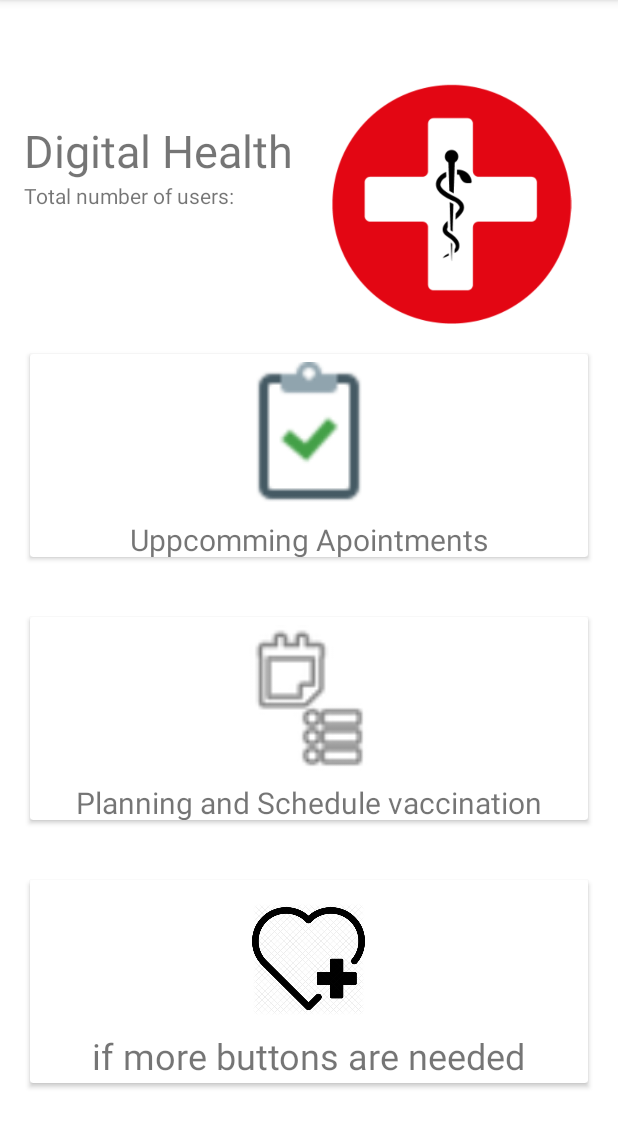
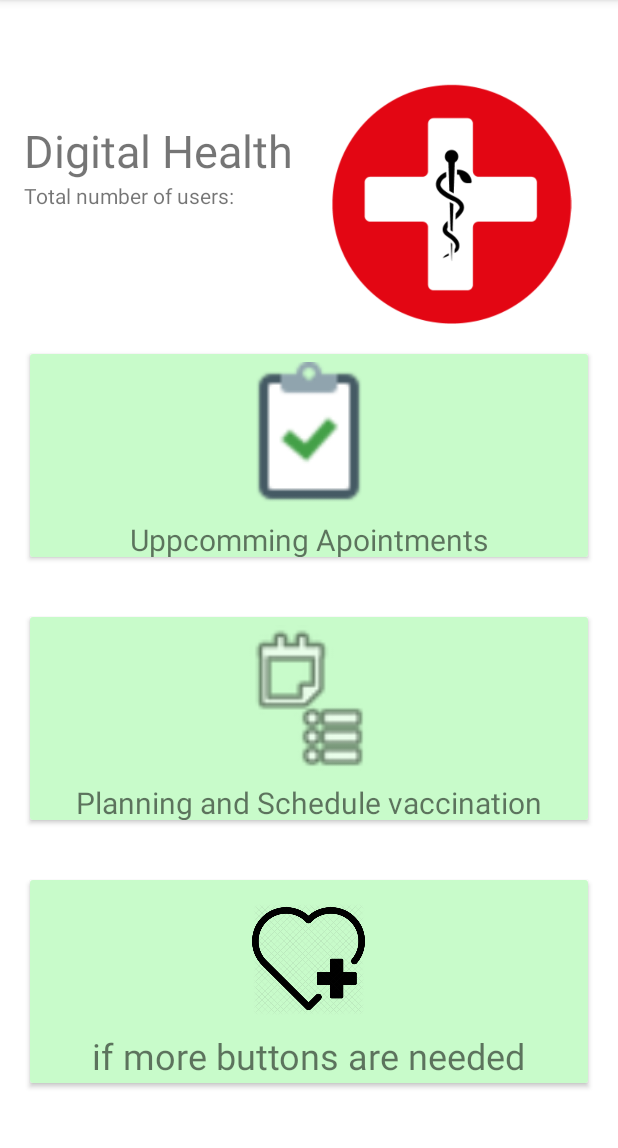
Before and after one commit to monkcs/software-engineering-project, an Android app: the AdminDashboard screen opened directly, with no data from a screen before it, on a phone screen of 412 x 824 dp, the part 84-1232 px from its top. Run offline under Robolectric (Android 15) with nearby library versions, the phone set to English and light mode, and no system bars; network calls fail.

Commit message:
button colors int admin dash

```diff
--- a/android-app/app/src/main/java/com/example/covid_tracker/Login.java
+++ b/android-app/app/src/main/java/com/example/covid_tracker/Login.java
@@ -85,7 +85,7 @@ public class Login extends Activity implements OnClickListener {
     }
 
     public void loginAdmin() {
-        Intent intent = new Intent(this, Administartorlogin.class);
+        Intent intent = new Intent(this, AdminDashboard.class);
         startActivity(intent);
     }
 
--- a/android-app/app/src/main/res/layout/activity_admin_dashboard.xml
+++ b/android-app/app/src/main/res/layout/activity_admin_dashboard.xml
@@ -66,10 +66,12 @@
                 android:layout_height="match_parent"
                 android:layout_margin="10dp"
                 android:layout_weight="1">
+
                 <RelativeLayout
                     android:id="@+id/Rellay1"
                     android:layout_width="match_parent"
-                    android:layout_height="match_parent">
+                    android:layout_height="match_parent"
+                    android:background="@color/light_green">
 
                     <!--<Button
                         android:id="@+id/button1"
@@ -115,7 +117,8 @@
                 <RelativeLayout
                     android:id="@+id/Rellay2"
                     android:layout_width="match_parent"
-                    android:layout_height="match_parent">
+                    android:layout_height="match_parent"
+                    android:background="@color/light_green">
 
                     <TextView
                         android:id="@+id/textView2"
@@ -162,7 +165,8 @@
                     android:id="@+id/Rellay3"
                     android:clickable="false"
                     android:layout_width="match_parent"
-                    android:layout_height="match_parent">
+                    android:layout_height="match_parent"
+                    android:background="@color/light_green">
                     <TextView
                         android:id="@+id/textView3"
                         android:layout_width="wrap_content"
```
